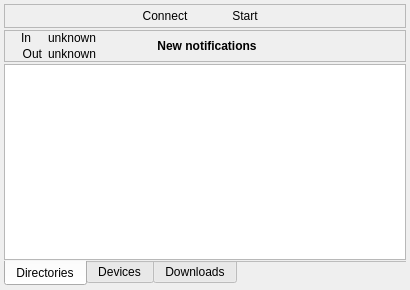
Above: tray/gui/traywidget.ui from Martchus/syncthingtray before the change. Below: the same form after it.
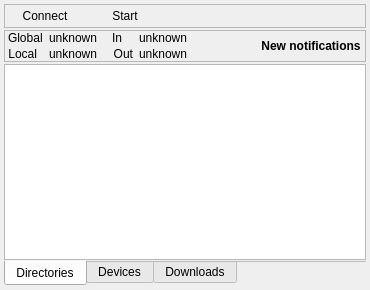
That is the form after the change. Icons and pictures are not drawn. Custom widgets are drawn as their Qt base class.

Commit message: Show global statistics on widgets-based GUI

What changed in the file:
```diff
--- a/tray/gui/traywidget.ui
+++ b/tray/gui/traywidget.ui
@@ -52,47 +52,6 @@
       <property name="bottomMargin">
        <number>0</number>
       </property>
-      <item>
-       <widget class="QPushButton" name="closePushButton">
-        <property name="toolTip">
-         <string>Close</string>
-        </property>
-        <property name="icon">
-         <iconset theme="window-close" resource="../resources/syncthingtrayicons.qrc">
-          <normaloff>:/icons/hicolor/scalable/actions/window-close.svg</normaloff>:/icons/hicolor/scalable/actions/window-close.svg</iconset>
-        </property>
-        <property name="flat">
-         <bool>true</bool>
-        </property>
-       </widget>
-      </item>
-      <item>
-       <widget class="QPushButton" name="aboutPushButton">
-        <property name="toolTip">
-         <string>About</string>
-        </property>
-        <property name="icon">
-         <iconset theme="help-about" resource="../resources/syncthingtrayicons.qrc">
-          <normaloff>:/icons/hicolor/scalable/actions/help-about.svg</normaloff>:/icons/hicolor/scalable/actions/help-about.svg</iconset>
-        </property>
-        <property name="flat">
-         <bool>true</bool>
-        </property>
-       </widget>
-      </item>
-      <item>
-       <spacer name="horizontalSpacer_2">
-        <property name="orientation">
-         <enum>Qt::Horizontal</enum>
-        </property>
-        <property name="sizeHint" stdset="0">
-         <size>
-          <width>40</width>
-          <height>20</height>
-         </size>
-        </property>
-       </spacer>
-      </item>
       <item>
        <widget class="QPushButton" name="statusPushButton">
         <property name="text">
@@ -134,6 +93,20 @@
         </property>
        </spacer>
       </item>
+      <item>
+       <widget class="QPushButton" name="aboutPushButton">
+        <property name="toolTip">
+         <string>About</string>
+        </property>
+        <property name="icon">
+         <iconset theme="help-about" resource="../resources/syncthingtrayicons.qrc">
+          <normaloff>:/icons/hicolor/scalable/actions/help-about.svg</normaloff>:/icons/hicolor/scalable/actions/help-about.svg</iconset>
+        </property>
+        <property name="flat">
+         <bool>true</bool>
+        </property>
+       </widget>
+      </item>
       <item>
        <widget class="QPushButton" name="settingsPushButton">
         <property name="toolTip">
@@ -162,6 +135,27 @@
         </property>
        </widget>
       </item>
+      <item>
+       <layout class="QHBoxLayout" name="horizontalLayout_2">
+        <item>
+         <widget class="QPushButton" name="connectionsPushButton">
+          <property name="sizePolicy">
+           <sizepolicy hsizetype="Maximum" vsizetype="Preferred">
+            <horstretch>0</horstretch>
+            <verstretch>0</verstretch>
+           </sizepolicy>
+          </property>
+          <property name="icon">
+           <iconset theme="network-connect" resource="../resources/syncthingtrayicons.qrc">
+            <normaloff>:/icons/hicolor/scalable/actions/network-connect.svg</normaloff>:/icons/hicolor/scalable/actions/network-connect.svg</iconset>
+          </property>
+          <property name="flat">
+           <bool>true</bool>
+          </property>
+         </widget>
+        </item>
+       </layout>
+      </item>
      </layout>
     </widget>
    </item>
@@ -174,6 +168,9 @@
       <enum>QFrame::Sunken</enum>
      </property>
      <layout class="QHBoxLayout" name="horizontalLayout_3">
+      <property name="spacing">
+       <number>8</number>
+      </property>
       <property name="sizeConstraint">
        <enum>QLayout::SetDefaultConstraint</enum>
       </property>
@@ -189,27 +186,79 @@
       <property name="bottomMargin">
        <number>0</number>
       </property>
+      <item>
+       <layout class="QHBoxLayout" name="statisticsHorizontalLayout">
+        <item>
+         <widget class="QWidget" name="statisticsFormWidget" native="true">
+          <property name="sizePolicy">
+           <sizepolicy hsizetype="Maximum" vsizetype="Preferred">
+            <horstretch>0</horstretch>
+            <verstretch>0</verstretch>
+           </sizepolicy>
+          </property>
+          <layout class="QFormLayout" name="statisticsFormLayout">
+           <property name="verticalSpacing">
+            <number>2</number>
+           </property>
+           <property name="leftMargin">
+            <number>0</number>
+           </property>
+           <property name="topMargin">
+            <number>0</number>
+           </property>
+           <property name="rightMargin">
+            <number>0</number>
+           </property>
+           <property name="bottomMargin">
+            <number>0</number>
+           </property>
+           <item row="0" column="0">
+            <widget class="QLabel" name="globalTextLabel">
+             <property name="text">
+              <string>Global</string>
+             </property>
+            </widget>
+           </item>
+           <item row="0" column="1">
+            <widget class="QLabel" name="globalStatisticsLabel">
+             <property name="toolTip">
+              <string>Global overall statistics</string>
+             </property>
+             <property name="text">
+              <string>unknown</string>
+             </property>
+            </widget>
+           </item>
+           <item row="2" column="0">
+            <widget class="QLabel" name="localTextLabel">
+             <property name="text">
+              <string>Local</string>
+             </property>
+             <property name="alignment">
+              <set>Qt::AlignRight|Qt::AlignTrailing|Qt::AlignVCenter</set>
+             </property>
+            </widget>
+           </item>
+           <item row="2" column="1">
+            <widget class="QLabel" name="localStatisticsLabel">
+             <property name="toolTip">
+              <string>Local overall statistics</string>
+             </property>
+             <property name="text">
+              <string>unknown</string>
+             </property>
+            </widget>
+           </item>
+          </layout>
+         </widget>
+        </item>
+       </layout>
+      </item>
       <item>
        <layout class="QHBoxLayout" name="trafficHorizontalLayout">
-        <item>
-         <widget class="QLabel" name="trafficIconLabel">
-          <property name="sizePolicy">
-           <sizepolicy hsizetype="Fixed" vsizetype="Preferred">
-            <horstretch>0</horstretch>
-            <verstretch>0</verstretch>
-           </sizepolicy>
-          </property>
-          <property name="maximumSize">
-           <size>
-            <width>32</width>
-            <height>32</height>
-           </size>
-          </property>
-          <property name="toolTip">
-           <string>Traffic</string>
-          </property>
-         </widget>
-        </item>
+        <property name="leftMargin">
+         <number>6</number>
+        </property>
         <item>
          <widget class="QWidget" name="trafficFormWidget" native="true">
           <property name="sizePolicy">
@@ -319,43 +368,6 @@
         </property>
        </widget>
       </item>
-      <item>
-       <layout class="QHBoxLayout" name="horizontalLayout_2">
-        <item>
-         <spacer name="connectionHorizontalSpacer">
-          <property name="orientation">
-           <enum>Qt::Horizontal</enum>
-          </property>
-          <property name="sizeType">
-           <enum>QSizePolicy::Expanding</enum>
-          </property>
-          <property name="sizeHint" stdset="0">
-           <size>
-            <width>0</width>
-            <height>20</height>
-           </size>
-          </property>
-         </spacer>
-        </item>
-        <item>
-         <widget class="QPushButton" name="connectionsPushButton">
-          <property name="sizePolicy">
-           <sizepolicy hsizetype="Maximum" vsizetype="Preferred">
-            <horstretch>0</horstretch>
-            <verstretch>0</verstretch>
-           </sizepolicy>
-          </property>
-          <property name="icon">
-           <iconset theme="network-connect" resource="../resources/syncthingtrayicons.qrc">
-            <normaloff>:/icons/hicolor/scalable/actions/network-connect.svg</normaloff>:/icons/hicolor/scalable/actions/network-connect.svg</iconset>
-          </property>
-          <property name="flat">
-           <bool>true</bool>
-          </property>
-         </widget>
-        </item>
-       </layout>
-      </item>
      </layout>
     </widget>
    </item>
```
The commit also changes 10 other files.
